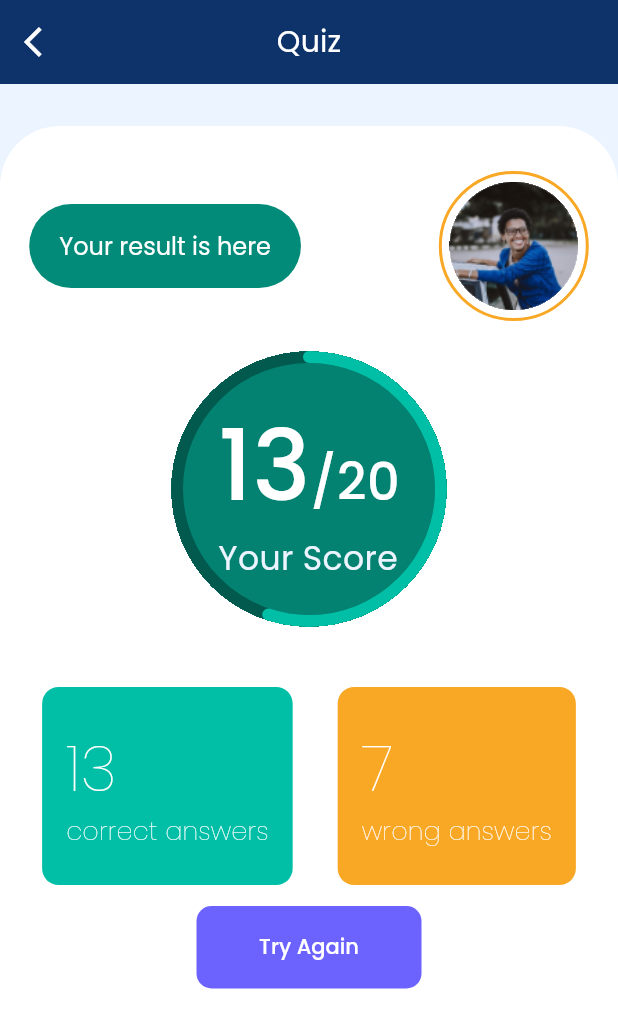
After one commit to SelaseKay/decipher, a Flutter app: the QuizResultScreen screen opened directly, on a phone screen of 412 x 824 dp. The commit adds this screen. Shown: the top 1028 px of the screen. Run offline on Flutter 3.47's test engine with Material 2 defaults, Android fonts, the phone set to English and light mode, and no system bars; drawn by our look-alikes of percent_indicator; our stand-ins replace flutter_svg, google_fonts, sqflite; accounts and stored records are empty.

Commit message:
finish quiz result screen

```diff
--- /dev/null
+++ b/lib/componenets/answer_card.dart
@@ -0,0 +1,48 @@
+import 'package:flutter/material.dart';
+
+class AnswerCard extends StatelessWidget {
+  const AnswerCard({
+    super.key,
+    required this.title,
+    required this.subtitle,
+    required this.color,
+  });
+  final String title;
+  final String subtitle;
+  final Color color;
+
+  @override
+  Widget build(BuildContext context) {
+    return Container(
+      padding: const EdgeInsets.symmetric(
+        horizontal: 16.0,
+        vertical: 24.0,
+      ),
+      decoration: BoxDecoration(
+        borderRadius: const BorderRadius.all(Radius.circular(11.0)),
+        color: color,
+      ),
+      child: Column(
+        crossAxisAlignment: CrossAxisAlignment.start,
+        children: [
+          Text(
+            title,
+            style: Theme.of(context).textTheme.labelLarge?.copyWith(
+                  fontSize: 42.0,
+                  fontWeight: FontWeight.w100,
+                  color: Colors.white,
+                ),
+          ),
+          Text(
+            subtitle,
+            style: Theme.of(context).textTheme.labelLarge?.copyWith(
+                  fontSize: 17.0,
+                  fontWeight: FontWeight.w100,
+                  color: Colors.white,
+                ),
+          )
+        ],
+      ),
+    );
+  }
+}
--- /dev/null
+++ b/lib/componenets/score_board.dart
@@ -0,0 +1,67 @@
+import 'package:flutter/material.dart';
+import 'package:percent_indicator/circular_percent_indicator.dart';
+
+class ScoreBoard extends StatelessWidget {
+  const ScoreBoard({
+    super.key,
+    required this.totalCorrectAnswers,
+    required this.totalQuestions,
+  });
+
+  final int totalQuestions;
+  final int totalCorrectAnswers;
+
+  @override
+  Widget build(BuildContext context) {
+    return Column(
+      children: [
+        Container(
+          clipBehavior: Clip.hardEdge,
+          decoration: const BoxDecoration(
+              borderRadius: BorderRadius.all(Radius.circular(92.0))),
+          child: CircularPercentIndicator(
+            radius: 92.0,
+            fillColor: const Color(0xFF038271),
+            backgroundColor: const Color(0xFF02594E),
+            circularStrokeCap: CircularStrokeCap.round,
+            center: RichText(
+              text: TextSpan(
+                style: DefaultTextStyle.of(context).style,
+                children: <TextSpan>[
+                  TextSpan(
+                    text: "$totalCorrectAnswers",
+                    style: Theme.of(context).textTheme.labelLarge?.copyWith(
+                          color: Colors.white,
+                          fontWeight: FontWeight.w500,
+                          fontSize: 65.0,
+                        ),
+                  ),
+                  TextSpan(
+                    text: "/$totalQuestions",
+                    style: Theme.of(context).textTheme.labelMedium?.copyWith(
+                          color: Colors.white,
+                          fontWeight: FontWeight.w500,
+                          fontSize: 34.0,
+                        ),
+                  ),
+                  TextSpan(
+                    text: "\nYour Score",
+                    style: Theme.of(context).textTheme.labelMedium?.copyWith(
+                          color: const Color(0xFFECF4FF),
+                          fontWeight: FontWeight.normal,
+                          fontSize: 22.0,
+                        ),
+                  )
+                ],
+              ),
+            ),
+            progressColor: const Color(0xFF00BFA6),
+            backgroundWidth: 8.0,
+            lineWidth: 8.0,
+            percent: 0.55,
+          ),
+        ),
+      ],
+    );
+  }
+}
--- /dev/null
+++ b/lib/screens/quiz_result_screen.dart
@@ -0,0 +1,169 @@
+import 'package:decipher/componenets/answer_card.dart';
+import 'package:decipher/componenets/score_board.dart';
+import 'package:flutter/material.dart';
+import 'package:percent_indicator/circular_percent_indicator.dart';
+
+class QuizResultScreen extends StatelessWidget {
+  const QuizResultScreen({super.key});
+
+  @override
+  Widget build(BuildContext context) {
+    return Scaffold(
+      backgroundColor: const Color(0xFFECF4FF),
+      appBar: AppBar(
+        centerTitle: true,
+        title: Text(
+          "Quiz",
+          style: Theme.of(context).textTheme.labelLarge?.copyWith(
+                color: Colors.white,
+              ),
+        ),
+        leading: IconButton(
+          icon: const Icon(
+            Icons.arrow_back_ios,
+            color: Colors.white,
+          ),
+          onPressed: () {
+            Navigator.of(context).pop();
+          },
+        ),
+        backgroundColor: Theme.of(context).primaryColor,
+      ),
+      body: Column(
+        children: [
+          const SizedBox(
+            height: 28.0,
+          ),
+          Expanded(
+            child: Container(
+              decoration: const BoxDecoration(
+                color: Colors.white,
+                borderRadius: BorderRadius.only(
+                  topLeft: Radius.circular(40.0),
+                  topRight: Radius.circular(40.0),
+                ),
+              ),
+              child: ListView(
+                children: [
+                  const SizedBox(
+                    height: 30.0,
+                  ),
+                  Row(
+                    mainAxisAlignment: MainAxisAlignment.spaceAround,
+                    children: [
+                      Container(
+                        padding: const EdgeInsets.symmetric(
+                          horizontal: 20.0,
+                          vertical: 16.0,
+                        ),
+                        decoration: const BoxDecoration(
+                            borderRadius:
+                                BorderRadius.all(Radius.circular(30.0)),
+                            color: Color(0xFF028B79)),
+                        child: Text(
+                          "Your result is here",
+                          style:
+                              Theme.of(context).textTheme.labelMedium?.copyWith(
+                                    color: Colors.white,
+                                    fontWeight: FontWeight.normal,
+                                    fontSize: 16.0,
+                                  ),
+                        ),
+                      ),
+                      const SizedBox(
+                        width: 14.0,
+                      ),
+                      Container(
+                        height: 100.0,
+                        width: 100.0,
+                        padding: const EdgeInsets.all(5.0),
+                        decoration: BoxDecoration(
+                          border: Border.all(
+                            color: const Color(0xFFF9A826),
+                            width: 2.0,
+                          ),
+                          borderRadius: const BorderRadius.all(
+                            Radius.circular(50.0),
+                          ),
+                        ),
+                        child: Container(
+                          height: 90.0,
+                          width: 90.0,
+                          clipBehavior: Clip.hardEdge,
+                          decoration: const BoxDecoration(
+                            borderRadius: BorderRadius.all(
+                              Radius.circular(50.0),
+                            ),
+                          ),
+                          child: Image.asset(
+                            "assets/images/user_result_img.png",
+                            fit: BoxFit.cover,
+                          ),
+                        ),
+                      )
+                    ],
+                  ),
+                  const SizedBox(
+                    height: 20.0,
+                  ),
+                  const ScoreBoard(
+                    totalCorrectAnswers: 13,
+                    totalQuestions: 20,
+                  ),
+                  const SizedBox(
+                    height: 40.0,
+                  ),
+                  Row(
+                    mainAxisAlignment: MainAxisAlignment.center,
+                    children: [
+                      AnswerCard(
+                        title: "13",
+                        subtitle: "correct answers",
+                        color: const Color(0xFF00BFA6),
+                      ),
+                      SizedBox(
+                        width: 30.0,
+                      ),
+                      AnswerCard(
+                        title: "7",
+                        subtitle: "wrong answers",
+                        color: const Color(0xFFF9A826),
+                      )
+                    ],
+                  ),
+                  const SizedBox(
+                    height: 14.0,
+                  ),
+                  Row(
+                    mainAxisAlignment: MainAxisAlignment.center,
+                    children: [
+                      SizedBox(
+                        height: 55.0,
+                        width: 150.0,
+                        child: TextButton(
+                          style: TextButton.styleFrom(
+                            backgroundColor: const Color(0xFF6C63FF),
+                            shape: RoundedRectangleBorder(
+                              borderRadius: BorderRadius.circular(10),
+                            ),
+                          ),
+                          onPressed: () {},
+                          child: Text(
+                            "Try Again",
+                            style: Theme.of(context).textTheme.labelMedium?.copyWith(
+                                  color: Colors.white,
+                                ),
+                          ),
+                        ),
+                      ),
+                    ],
+                  ),
+                ],
+              ),
+            ),
+          )
+        ],
+      ),
+    );
+  }
+}
--- a/lib/screens/quiz_screen.dart
+++ b/lib/screens/quiz_screen.dart
@@ -1,6 +1,7 @@
 import 'package:decipher/componenets/progress_indicator.dart';
 import 'package:decipher/componenets/timer_text.dart';
 import 'package:decipher/dummy_data.dart';
+import 'package:decipher/screens/quiz_result_screen.dart';
 import 'package:decipher/screens/quizzes_container.dart';
 import 'package:flutter/material.dart';
 
@@ -142,6 +143,14 @@ class _QuizScreenState extends State<QuizScreen> {
                     ),
                   ),
                   onPressed: () async {
+                    if (_currentIndex + 1 == questions.length) {
+                      Navigator.push(
+                        context,
+                        MaterialPageRoute(
+                          builder: (context) => const QuizResultScreen(),
+                        ),
+                      );
+                    }
                     await _controller.nextPage(
                       duration: const Duration(microseconds: 200),
                       curve: Curves.bounceIn,
```
Also changed, not shown: assets/images/user_result_img.png (added).
